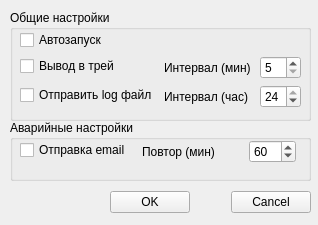
First picture: the form in forms/settingsprogram.ui, repository sapfir63/door_sensor_1.0_qrserialport, before the edit.
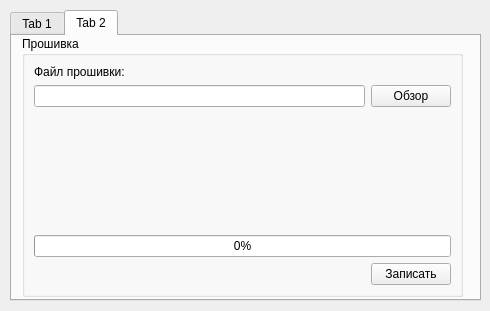
Second picture: the form after the edit.

```diff
--- a/forms/settingsprogram.ui
+++ b/forms/settingsprogram.ui
@@ -6,18 +6,73 @@
    <rect>
     <x>0</x>
     <y>0</y>
-    <width>318</width>
-    <height>225</height>
+    <width>490</width>
+    <height>311</height>
    </rect>
   </property>
   <property name="windowTitle">
    <string>Form</string>
   </property>
-  <widget class="QGroupBox" name="groupBox">
+  <widget class="QTabWidget" name="tabWidget">
    <property name="geometry">
     <rect>
      <x>10</x>
      <y>10</y>
+     <width>471</width>
+     <height>291</height>
+    </rect>
+   </property>
+   <property name="currentIndex">
+    <number>1</number>
+   </property>
+   <widget class="QWidget" name="tab">
+    <attribute name="title">
+     <string>Tab 1</string>
+    </attribute>
+    <widget class="QWidget" name="layoutWidget">
+     <property name="geometry">
+      <rect>
+       <x>120</x>
+       <y>200</y>
+       <width>201</width>
+       <height>25</height>
+      </rect>
+     </property>
+     <layout class="QHBoxLayout" name="horizontalLayout_2">
+      <item>
+       <widget class="QPushButton" name="pushButtonOk">
+        <property name="text">
+         <string>OK</string>
+        </property>
+       </widget>
+      </item>
+      <item>
+       <spacer name="horizontalSpacer">
+        <property name="orientation">
+         <enum>Qt::Horizontal</enum>
+        </property>
+        <property name="sizeHint" stdset="0">
+         <size>
+          <width>40</width>
+          <height>20</height>
+         </size>
+        </property>
+       </spacer>
+      </item>
+      <item>
+       <widget class="QPushButton" name="pushButtonCancel">
+        <property name="text">
+         <string>Cancel</string>
+        </property>
+       </widget>
+      </item>
+     </layout>
+    </widget>
+    <widget class="QGroupBox" name="groupBox">
+     <property name="geometry">
+      <rect>
+       <x>20</x>
+       <y>20</y>
      <width>301</width>
      <height>111</height>
     </rect>
@@ -145,8 +200,8 @@
   <widget class="QGroupBox" name="groupBox_2">
    <property name="geometry">
     <rect>
-     <x>10</x>
-     <y>120</y>
+       <x>20</x>
+       <y>130</y>
      <width>301</width>
      <height>61</height>
     </rect>
@@ -226,25 +281,83 @@
     </layout>
    </widget>
   </widget>
-  <widget class="QWidget" name="layoutWidget">
+   </widget>
+   <widget class="QWidget" name="tab_2">
+    <attribute name="title">
+     <string>Tab 2</string>
+    </attribute>
+    <widget class="QGroupBox" name="groupBox_5">
    <property name="geometry">
     <rect>
-     <x>110</x>
-     <y>190</y>
-     <width>201</width>
-     <height>25</height>
-    </rect>
-   </property>
-   <layout class="QHBoxLayout" name="horizontalLayout_2">
+       <x>10</x>
+       <y>0</y>
+       <width>441</width>
+       <height>261</height>
+      </rect>
+     </property>
+     <property name="title">
+      <string>Прошивка</string>
+     </property>
+     <layout class="QVBoxLayout" name="verticalLayout_6">
     <item>
-     <widget class="QPushButton" name="pushButtonOk">
+       <layout class="QHBoxLayout" name="horizontalLayout_21">
+        <item>
+         <widget class="QLabel" name="label_14">
       <property name="text">
-       <string>OK</string>
+           <string>Файл прошивки:</string>
       </property>
      </widget>
     </item>
+       </layout>
+      </item>
     <item>
-     <spacer name="horizontalSpacer">
+       <layout class="QHBoxLayout" name="horizontalLayout_20">
+        <item>
+         <widget class="QLineEdit" name="filePath">
+          <property name="minimumSize">
+           <size>
+            <width>128</width>
+            <height>0</height>
+           </size>
+          </property>
+          <property name="text">
+           <string/>
+          </property>
+         </widget>
+        </item>
+        <item>
+         <widget class="QPushButton" name="btnFileOpen">
+          <property name="text">
+           <string>Обзор</string>
+          </property>
+         </widget>
+        </item>
+       </layout>
+      </item>
+      <item>
+       <spacer name="verticalSpacer_5">
+        <property name="orientation">
+         <enum>Qt::Vertical</enum>
+        </property>
+        <property name="sizeHint" stdset="0">
+         <size>
+          <width>20</width>
+          <height>40</height>
+         </size>
+        </property>
+       </spacer>
+      </item>
+      <item>
+       <widget class="QProgressBar" name="progressBar">
+        <property name="value">
+         <number>0</number>
+        </property>
+       </widget>
+      </item>
+      <item>
+       <layout class="QHBoxLayout" name="horizontalLayout_19">
+        <item>
+         <spacer name="horizontalSpacer_5">
       <property name="orientation">
        <enum>Qt::Horizontal</enum>
       </property>
@@ -257,13 +370,17 @@
      </spacer>
     </item>
     <item>
-     <widget class="QPushButton" name="pushButtonCancel">
+         <widget class="QPushButton" name="btnStartProg">
       <property name="text">
-       <string>Cancel</string>
+           <string>Записать</string>
       </property>
      </widget>
     </item>
    </layout>
+      </item>
+     </layout>
+    </widget>
+   </widget>
   </widget>
  </widget>
  <resources/>
```
Lines whose indentation alone changed are shown as unchanged.
